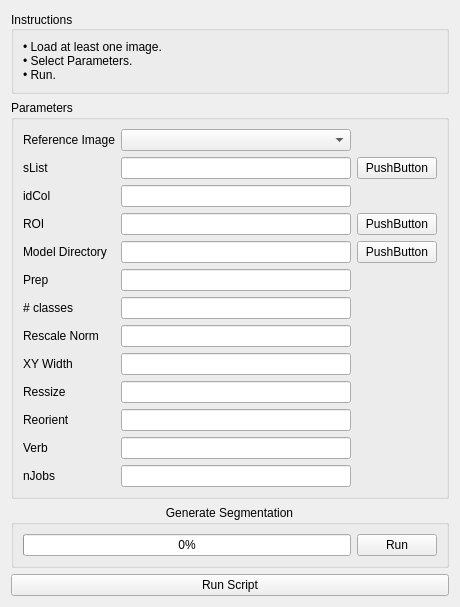
CBICA/DeepMRSegApp, file Plugins/upenn.cbica.deepmrseg/src/internal/QDeepMRSegControls.ui: the form before one commit.
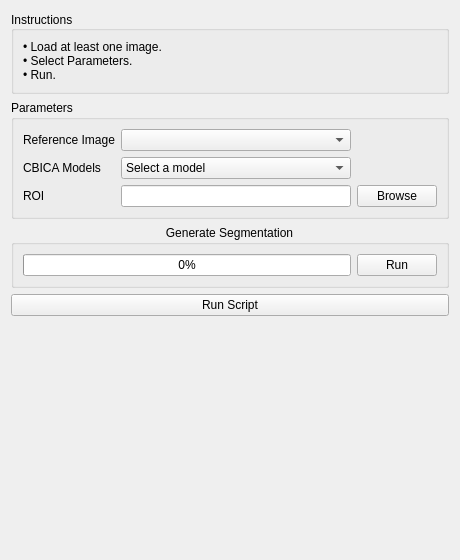
The form after the commit. Custom widgets are drawn as their Qt base class.

```diff
--- a/Plugins/upenn.cbica.deepmrseg/src/internal/QDeepMRSegControls.ui
+++ b/Plugins/upenn.cbica.deepmrseg/src/internal/QDeepMRSegControls.ui
@@ -7,7 +7,7 @@
     <x>0</x>
     <y>0</y>
     <width>460</width>
-    <height>539</height>
+    <height>560</height>
    </rect>
   </property>
   <property name="windowTitle">
@@ -65,92 +65,31 @@
       <string>Parameters</string>
      </property>
      <layout class="QGridLayout" name="gridLayout">
-      <item row="8" column="0">
-       <widget class="QLabel" name="label_9">
-        <property name="text">
-         <string>XY Width</string>
-        </property>
-       </widget>
-      </item>
-      <item row="6" column="0">
-       <widget class="QLabel" name="label_7">
-        <property name="text">
-         <string># classes</string>
-        </property>
-       </widget>
-      </item>
-      <item row="2" column="1">
-       <widget class="QLineEdit" name="lineEdit_2"/>
-      </item>
-      <item row="5" column="0">
-       <widget class="QLabel" name="label_6">
-        <property name="text">
-         <string>Prep</string>
-        </property>
-       </widget>
-      </item>
-      <item row="9" column="0">
-       <widget class="QLabel" name="label_10">
-        <property name="text">
-         <string>Ressize</string>
-        </property>
-       </widget>
-      </item>
-      <item row="6" column="1">
-       <widget class="QLineEdit" name="lineEdit_6"/>
-      </item>
-      <item row="3" column="2">
+      <item row="2" column="3">
        <widget class="QPushButton" name="pushButton_2">
         <property name="text">
-         <string>PushButton</string>
+         <string>Browse</string>
         </property>
        </widget>
       </item>
-      <item row="4" column="1">
-       <widget class="QLineEdit" name="lineEdit_4"/>
-      </item>
-      <item row="10" column="0">
-       <widget class="QLabel" name="label_11">
+      <item row="0" column="1">
+       <widget class="QLabel" name="label_PatientImage">
         <property name="text">
-         <string>Reorient</string>
+         <string>Reference Image</string>
         </property>
        </widget>
       </item>
-      <item row="1" column="2">
-       <widget class="QPushButton" name="pushButton">
-        <property name="text">
-         <string>PushButton</string>
-        </property>
-       </widget>
-      </item>
-      <item row="2" column="0">
-       <widget class="QLabel" name="label_3">
-        <property name="text">
-         <string>idCol</string>
-        </property>
-       </widget>
-      </item>
-      <item row="3" column="0">
-       <widget class="QLabel" name="label_4">
-        <property name="text">
-         <string>ROI</string>
-        </property>
-       </widget>
-      </item>
-      <item row="4" column="2">
-       <widget class="QPushButton" name="pushButton_3">
-        <property name="text">
-         <string>PushButton</string>
-        </property>
-       </widget>
-      </item>
-      <item row="3" column="1">
+      <item row="2" column="2">
        <widget class="QLineEdit" name="lineEdit_3"/>
       </item>
       <item row="1" column="1">
-       <widget class="QLineEdit" name="lineEdit"/>
+       <widget class="QLabel" name="label_2">
+        <property name="text">
+         <string>CBICA Models</string>
+        </property>
+       </widget>
       </item>
-      <item row="0" column="1">
+      <item row="0" column="2">
        <widget class="QmitkDataStorageComboBox" name="m_cbReferenceNodeSelector">
         <property name="sizePolicy">
          <sizepolicy hsizetype="Expanding" vsizetype="Fixed">
@@ -160,69 +99,37 @@
         </property>
        </widget>
       </item>
-      <item row="4" column="0">
-       <widget class="QLabel" name="label_5">
+      <item row="2" column="1">
+       <widget class="QLabel" name="label_4">
         <property name="text">
-         <string>Model Directory</string>
+         <string>ROI</string>
         </property>
        </widget>
       </item>
-      <item row="1" column="0">
-       <widget class="QLabel" name="label_2">
-        <property name="text">
-         <string>sList</string>
-        </property>
+      <item row="1" column="2">
+       <widget class="QComboBox" name="comboBox">
+        <item>
+         <property name="text">
+          <string>Select a model</string>
+         </property>
+        </item>
+        <item>
+         <property name="text">
+          <string>Skull Stripping</string>
+         </property>
+        </item>
+        <item>
+         <property name="text">
+          <string>Model-30</string>
+         </property>
+        </item>
+        <item>
+         <property name="text">
+          <string>Model-40</string>
+         </property>
+        </item>
        </widget>
       </item>
-      <item row="5" column="1">
-       <widget class="QLineEdit" name="lineEdit_5"/>
-      </item>
-      <item row="7" column="0">
-       <widget class="QLabel" name="label_8">
-        <property name="text">
-         <string>Rescale Norm</string>
-        </property>
-       </widget>
-      </item>
-      <item row="11" column="0">
-       <widget class="QLabel" name="label_12">
-        <property name="text">
-         <string>Verb</string>
-        </property>
-       </widget>
-      </item>
-      <item row="0" column="0">
-       <widget class="QLabel" name="label_PatientImage">
-        <property name="text">
-         <string>Reference Image</string>
-        </property>
-       </widget>
-      </item>
-      <item row="12" column="0">
-       <widget class="QLabel" name="label_13">
-        <property name="text">
-         <string>nJobs</string>
-        </property>
-       </widget>
-      </item>
-      <item row="7" column="1">
-       <widget class="QLineEdit" name="lineEdit_7"/>
-      </item>
-      <item row="8" column="1">
-       <widget class="QLineEdit" name="lineEdit_8"/>
-      </item>
-      <item row="9" column="1">
-       <widget class="QLineEdit" name="lineEdit_9"/>
-      </item>
-      <item row="10" column="1">
-       <widget class="QLineEdit" name="lineEdit_10"/>
-      </item>
-      <item row="11" column="1">
-       <widget class="QLineEdit" name="lineEdit_11"/>
-      </item>
-      <item row="12" column="1">
-       <widget class="QLineEdit" name="lineEdit_12"/>
-      </item>
      </layout>
     </widget>
    </item>
```
Left out of the diff: 5 changed lines with no effect on the pictures.
